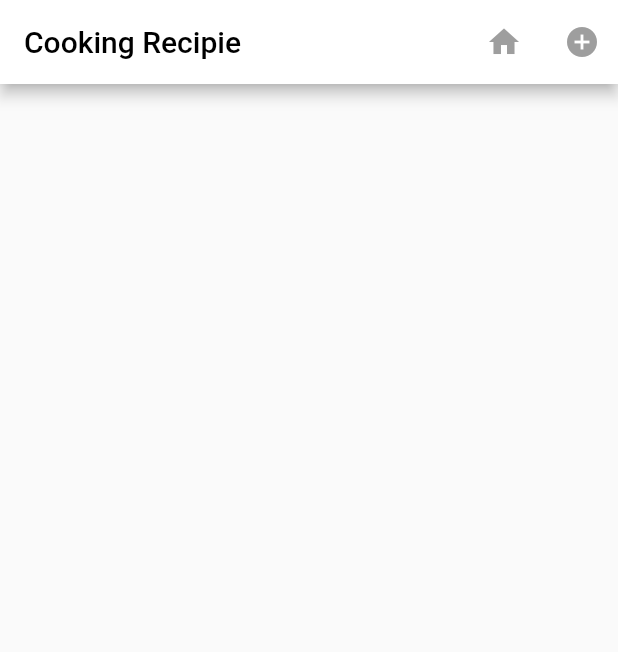
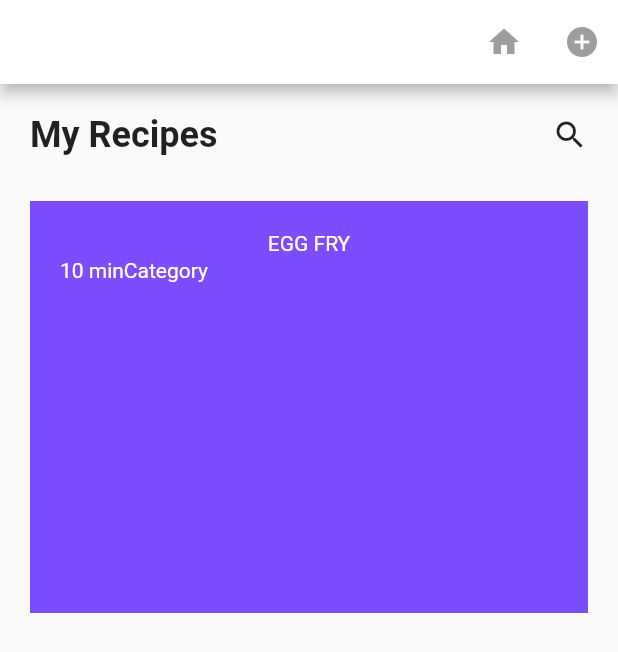
Before and after one commit to mt-tadayon/save_recipes, a Flutter app: the screen it shows after launch, on a phone screen of 412 x 824 dp. Shown: the top 652 px of the screen. Run offline on Flutter 3.47's test engine with Material 2 defaults, Android fonts, the phone set to English and light mode, and no system bars.

Commit message:
Add last_recipe_card with some texts

```diff
--- /dev/null
+++ b/lib/last_recipe_card.dart
@@ -0,0 +1,44 @@
+import 'package:flutter/material.dart';
+
+class LastRecipeCard extends StatelessWidget {
+  const LastRecipeCard({
+    Key key,
+  }) : super(key: key);
+
+  @override
+  Widget build(BuildContext context) {
+    return Container(
+      color: Colors.deepPurpleAccent,
+      height: MediaQuery.of(context).size.height / 3,
+      child: Padding(
+        padding: const EdgeInsets.all(20.0),
+        child: Column(
+          mainAxisAlignment: MainAxisAlignment.start,
+          children: <Widget>[
+            Text(
+              'EGG FRY',
+              style: TextStyle(color: Colors.white),
+            ),
+            Row(
+              children: <Widget>[
+                Text(
+                  '10 min',
+                  style: TextStyle(color: Colors.white),
+                ),
+                Divider(
+                  color: Colors.red,
+                  thickness: 10.0,
+                  height: 20.0,
+                ),
+                Text(
+                  'Category',
+                  style: TextStyle(color: Colors.white),
+                ),
+              ],
+            )
+          ],
+        ),
+      ),
+    );
+  }
+}
--- a/lib/main.dart
+++ b/lib/main.dart
@@ -1,4 +1,5 @@
 import 'package:flutter/material.dart';
+import 'package:saverecipes/last_recipe_card.dart';
 
 void main() => runApp(MyApp());
 
@@ -10,14 +11,11 @@ class MyApp extends StatelessWidget {
       title: 'Save Recipies',
       theme: ThemeData(
         primarySwatch: Colors.blue,
+
       ),
       home: Scaffold(
         appBar: AppBar(
           backgroundColor: Colors.white,
-          title: Text(
-            'Cooking Recipie',
-            style: TextStyle(color: Colors.black),
-          ),
           actions: <Widget>[
             IconButton(
               alignment: Alignment.centerLeft,
@@ -36,6 +34,31 @@ class MyApp extends StatelessWidget {
             )
           ],
         ),
+        body: Padding(
+          padding: const EdgeInsets.all(20.0),
+          child: Column(
+            children: <Widget>[
+              Row(
+                mainAxisAlignment: MainAxisAlignment.spaceBetween,
+                children: <Widget>[
+                  Text(
+                    'My Recipes',
+                    style: TextStyle(
+                      fontSize: 24,
+                      fontWeight: FontWeight.bold,
+                    ),
+                  ),
+                  GestureDetector(
+                    child: Icon(Icons.search),
+                    onTap: () {print('Hello World');},
+                  )
+                ],
+              ),
+              SizedBox(height: 30.0,),
+              LastRecipeCard(),
+            ],
+          ),
+        ),
       ),
     );
   }
```
